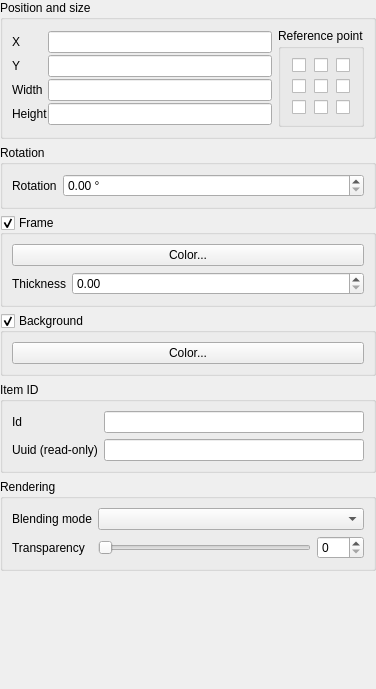
Before: the Qt Designer form src/ui/qgscomposeritemwidgetbase.ui in carsmie/QGIS, drawn with Qt 5.
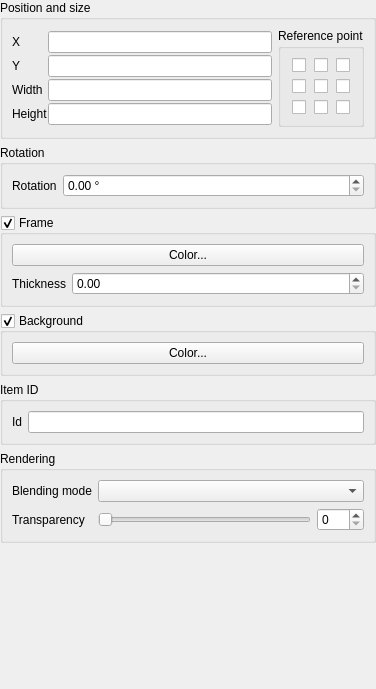
After: the same form once the commit is applied. Custom widgets are drawn as their Qt base class.

Commit message: [composer] Remove uuid from item properties ui (fix #9497)

The edit to the form file:
```diff
--- a/src/ui/qgscomposeritemwidgetbase.ui
+++ b/src/ui/qgscomposeritemwidgetbase.ui
@@ -342,23 +342,6 @@
       <property name="labelAlignment">
        <set>Qt::AlignLeading|Qt::AlignLeft|Qt::AlignVCenter</set>
       </property>
-      <item row="1" column="0">
-       <widget class="QLabel" name="mItemUuidLabel">
-        <property name="text">
-         <string>Uuid (read-only)</string>
-        </property>
-       </widget>
-      </item>
-      <item row="1" column="1">
-       <widget class="QLineEdit" name="mItemUuidLineEdit">
-        <property name="readOnly">
-         <bool>true</bool>
-        </property>
-       </widget>
-      </item>
-      <item row="0" column="1">
-       <widget class="QLineEdit" name="mItemIdLineEdit"/>
-      </item>
       <item row="0" column="0">
        <widget class="QLabel" name="mItemIdLabel">
         <property name="text">
@@ -366,6 +349,9 @@
         </property>
        </widget>
       </item>
+      <item row="0" column="1">
+       <widget class="QLineEdit" name="mItemIdLineEdit"/>
+      </item>
      </layout>
     </widget>
    </item>
```
The commit also changes 1 other file.
